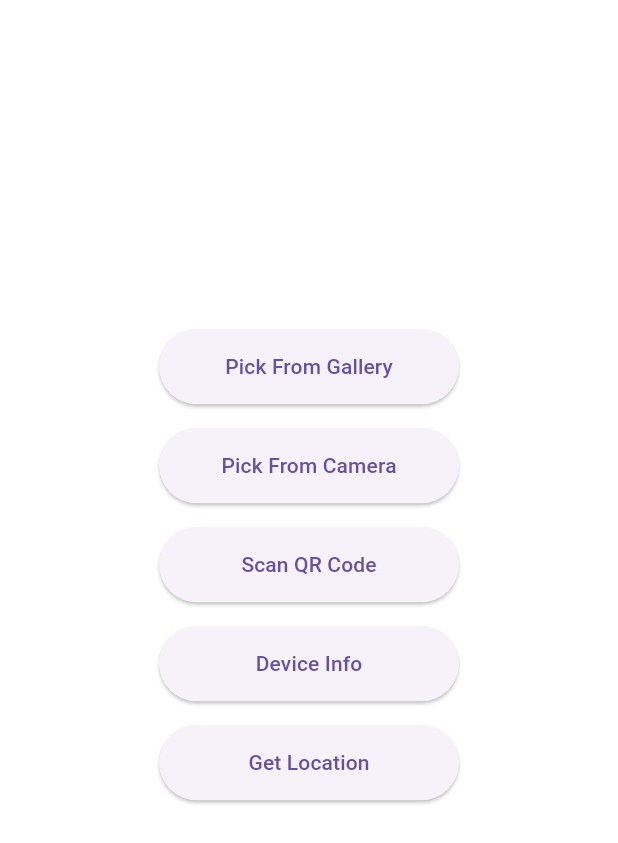
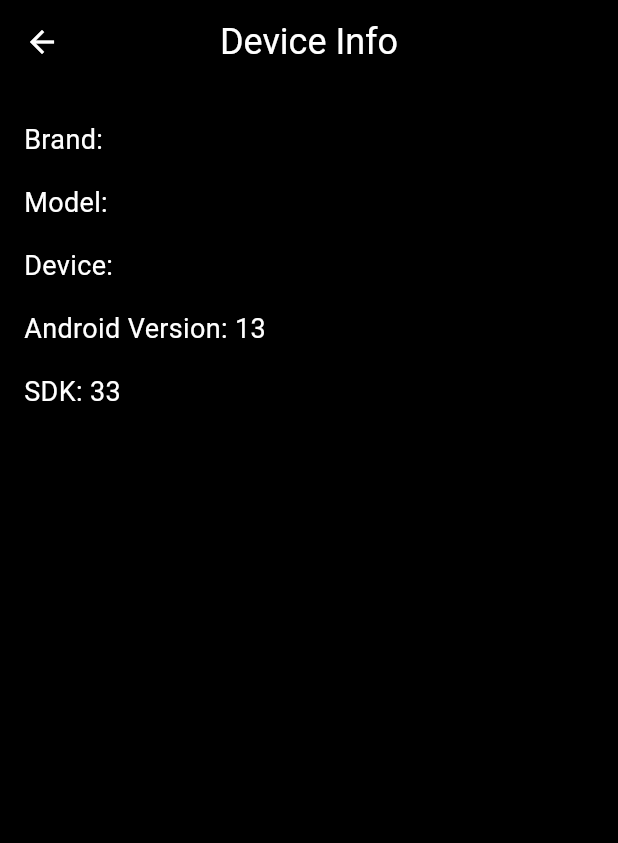
Before and after one commit to Pingu7731/idkbro, a Flutter app: the screen it shows after launch, after a tap on "Device Info", on a phone screen of 412 x 824 dp. Shown: the top 843 px of the screen. Run offline on Flutter 3.47's test engine with Material 3 defaults, Android fonts, the light colour scheme and no system bars; our stand-ins replace device_info_plus, image_picker.

Commit message:
GetDeviceInfo
show device info

```diff
--- a/idkbro/lib/homepage.dart
+++ b/idkbro/lib/homepage.dart
@@ -1,6 +1,7 @@
 import 'dart:io';
 
 import 'package:flutter/material.dart';
+import 'package:idkbro/widget/deviceinfo.dart';
 import 'package:image_picker/image_picker.dart';
 
 class Homepage extends StatefulWidget {
@@ -11,8 +12,7 @@ class Homepage extends StatefulWidget {
 }
 
 class _HomepageState extends State<Homepage> {
-
-  File ? returnedImage;
+  File? returnedImage;
 
   @override
   Widget build(BuildContext context) {
@@ -56,7 +56,12 @@ class _HomepageState extends State<Homepage> {
                 style: ButtonStyle(
                   minimumSize: WidgetStatePropertyAll(const Size(200, 50)),
                 ),
-                onPressed: () {},
+                onPressed: () {
+                  Navigator.push(
+                    context,
+                    MaterialPageRoute(builder: (context) => const DeviceInfo()),
+                  );
+                },
                 child: const Text("Device Info"),
               ),
               const SizedBox(height: 16),
@@ -71,37 +76,44 @@ class _HomepageState extends State<Homepage> {
 
               //showa image
               //on tap will remove img
-              returnedImage != null? GestureDetector(onTap: removeImg,child: Image.file(returnedImage!,height: 200,),) : //see isit null
+              returnedImage != null
+                  ? GestureDetector(
+                    onTap: removeImg,
+                    child: Image.file(returnedImage!, height: 200),
+                  )
+                  : //see isit null
                   const Text(""),
-
             ],
           ),
         ),
       ),
     );
   }
-Future pickimage() async{
-  final userImage = await ImagePicker().pickImage(source: ImageSource.gallery);
 
-  if (userImage==null){
+  Future pickimage() async {
+    final userImage = await ImagePicker().pickImage(
+      source: ImageSource.gallery,
+    );
+
+    if (userImage == null) {
       return;
     }
-  setState((){
-    returnedImage= File(userImage!.path);
+    setState(() {
+      returnedImage = File(userImage!.path);
     });
   }
 
-Future pickFromCamera() async{
+  Future pickFromCamera() async {
     final userImage = await ImagePicker().pickImage(source: ImageSource.camera);
 
-  setState((){
-    returnedImage= File(userImage!.path);
+    setState(() {
+      returnedImage = File(userImage!.path);
     });
   }
 
-void removeImg(){
+  void removeImg() {
     setState(() {
-    returnedImage=null;
+      returnedImage = null;
     });
   }
 }
--- /dev/null
+++ b/idkbro/lib/widget/deviceinfo.dart
@@ -0,0 +1,81 @@
+import 'package:device_info_plus/device_info_plus.dart';
+import 'package:flutter/material.dart';
+
+class DeviceInfo extends StatefulWidget {
+  const DeviceInfo({super.key});
+
+  @override
+  State<DeviceInfo> createState() => _DeviceInfoState();
+}
+
+class _DeviceInfoState extends State<DeviceInfo> {
+  final deviceInfo = DeviceInfoPlugin();
+
+  @override
+  Widget build(BuildContext context) {
+    return Scaffold(
+      backgroundColor: Colors.black,
+      appBar: AppBar(
+        backgroundColor: Colors.black,
+        title: const Text(
+          "Device Info",
+          style: TextStyle(fontSize: 24, color: Colors.white),
+        ),
+        centerTitle: true,
+        leading: IconButton(
+          icon: const Icon(Icons.arrow_back, color: Colors.white),
+          onPressed: () {
+            Navigator.pop(context);
+          },
+        ),
+      ),
+      body: showAndroidInfo(),
+    );
+  }
+
+  Widget showAndroidInfo() {
+    return FutureBuilder<AndroidDeviceInfo>(
+      future: deviceInfo.androidInfo,
+      builder: (context, snapshot) {
+        if (snapshot.connectionState == ConnectionState.waiting) {
+          return const Center(child: CircularProgressIndicator());
+        } else if (snapshot.hasError) {
+          return Center(
+            child: Text(
+              'Error: ${snapshot.error}',
+              style: const TextStyle(color: Colors.white),
+            ),
+          );
+        } else if (snapshot.hasData) {
+          final info = snapshot.data!;
+          return Padding(
+            padding: const EdgeInsets.all(16.0),
+            child: ListView(
+              children: [
+                buildInfoRow("Brand", info.brand),
+                buildInfoRow("Model", info.model),
+                buildInfoRow("Device", info.device),
+                buildInfoRow("Android Version", info.version.release),
+                buildInfoRow("SDK", info.version.sdkInt.toString()),
+              ],
+            ),
+          );
+        } else {
+          return const Center(
+            child: Text("No data", style: TextStyle(color: Colors.white)),
+          );
+        }
+      },
+    );
+  }
+
+  Widget buildInfoRow(String label, String value) {
+    return Padding(
+      padding: const EdgeInsets.symmetric(vertical: 8),
+      child: Text(
+        "$label: $value",
+        style: const TextStyle(fontSize: 18, color: Colors.white),
+      ),
+    );
+  }
+}
--- a/idkbro/pubspec.yaml
+++ b/idkbro/pubspec.yaml
@@ -7,6 +7,7 @@ environment:
   sdk: ^3.7.2
 
 dependencies:
+  device_info_plus: ^11.4.0
   flutter:
     sdk: flutter
   image_picker: ^1.1.2
```
Also changed, not shown: idkbro/pubspec.lock, 1 other file. Lines whose indentation alone changed are shown as unchanged.
